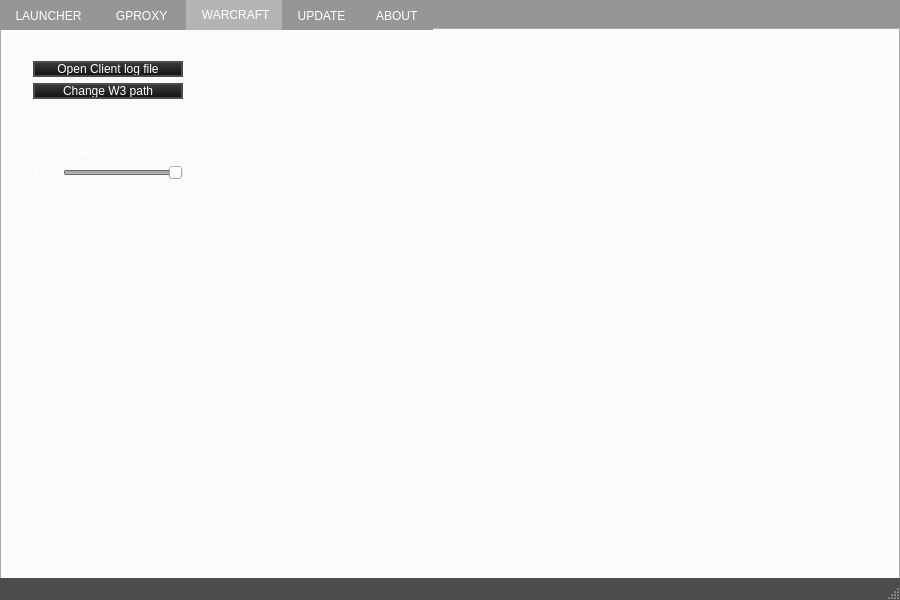
Before: the Qt Designer form xpam/mainwindow.ui in cen1/xpam-client, drawn with Qt 5.
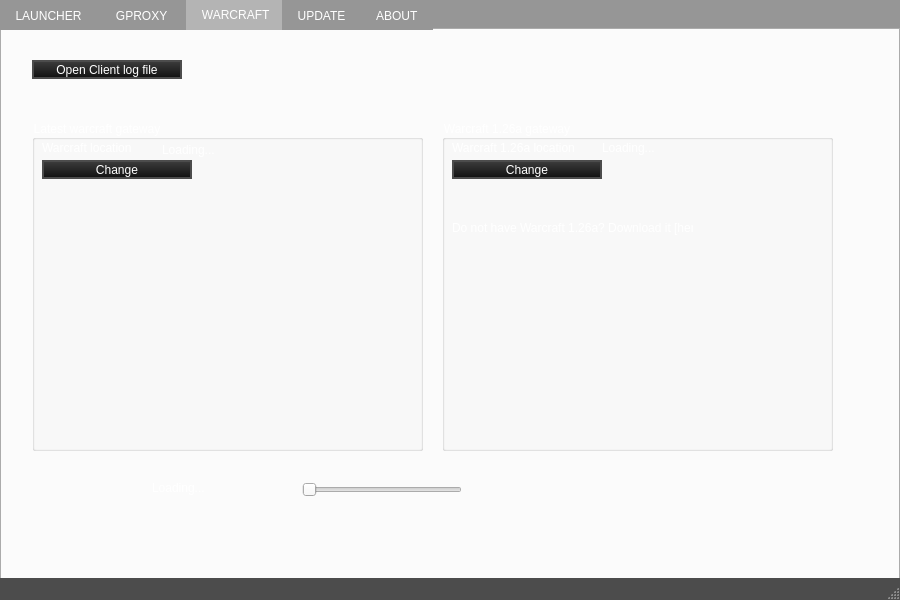
After: the same form once the commit is applied. The open tabs and pages were chosen to show the change. Icons and pictures are not drawn.

Commit message:
basic dual versions support;
a lot of refactoring to do; a lot of junk code to remove; needs for UI improvements; This is completely basic edit

Patch:
```diff
--- a/xpam/mainwindow.ui
+++ b/xpam/mainwindow.ui
@@ -666,18 +666,15 @@
          <attribute name="title">
           <string> WARCRAFT</string>
          </attribute>
-         <widget class="QWidget" name="layoutWidget">
-          <property name="geometry">
-           <rect>
-            <x>20</x>
-            <y>20</y>
-            <width>871</width>
-            <height>141</height>
-           </rect>
-          </property>
-          <layout class="QVBoxLayout" name="verticalLayout_4">
-           <item>
             <widget class="QPushButton" name="pushButtonClientLog">
+          <property name="geometry">
+           <rect>
+            <x>30</x>
+            <y>30</y>
+            <width>150</width>
+            <height>19</height>
+           </rect>
+          </property>
              <property name="maximumSize">
               <size>
                <width>150</width>
@@ -688,9 +685,56 @@
               <string>Open Client log file</string>
              </property>
             </widget>
-           </item>
-           <item>
-            <widget class="QPushButton" name="pushButton_w3path">
+         <widget class="QGroupBox" name="war_latest_groupbox">
+          <property name="geometry">
+           <rect>
+            <x>30</x>
+            <y>90</y>
+            <width>391</width>
+            <height>331</height>
+           </rect>
+          </property>
+          <property name="title">
+           <string>Latest warcraft gateway</string>
+          </property>
+          <widget class="QLabel" name="war_latest_label_2">
+           <property name="geometry">
+            <rect>
+             <x>10</x>
+             <y>20</y>
+             <width>131</width>
+             <height>16</height>
+            </rect>
+           </property>
+           <property name="text">
+            <string>Warcraft location</string>
+           </property>
+           <property name="textFormat">
+            <enum>Qt::AutoText</enum>
+           </property>
+          </widget>
+          <widget class="QLabel" name="label_WarLatestPath">
+           <property name="geometry">
+            <rect>
+             <x>130</x>
+             <y>20</y>
+             <width>251</width>
+             <height>20</height>
+            </rect>
+           </property>
+           <property name="text">
+            <string>Loading...</string>
+           </property>
+          </widget>
+          <widget class="QPushButton" name="pushButton_warLatestPath">
+           <property name="geometry">
+            <rect>
+             <x>10</x>
+             <y>40</y>
+             <width>150</width>
+             <height>19</height>
+            </rect>
+           </property>
              <property name="sizePolicy">
               <sizepolicy hsizetype="Minimum" vsizetype="Fixed">
                <horstretch>0</horstretch>
@@ -704,103 +748,121 @@
               </size>
              </property>
              <property name="text">
-              <string>Change W3 path</string>
-             </property>
-            </widget>
-           </item>
-           <item>
-            <widget class="QLabel" name="labelW3Path">
-             <property name="text">
-              <string/>
-             </property>
-            </widget>
-           </item>
-           <item>
-            <widget class="QLabel" name="labelW3Version">
+            <string>Change</string>
+           </property>
+          </widget>
+         </widget>
+         <widget class="QGroupBox" name="war_latest_groupbox_2">
+          <property name="geometry">
+           <rect>
+            <x>440</x>
+            <y>90</y>
+            <width>391</width>
+            <height>331</height>
+           </rect>
+          </property>
+          <property name="title">
+           <string>Warcraft 1.26a gateway</string>
+          </property>
+          <widget class="QLabel" name="label_War126Path">
+           <property name="geometry">
+            <rect>
+             <x>160</x>
+             <y>20</y>
+             <width>151</width>
+             <height>16</height>
+            </rect>
+           </property>
              <property name="text">
-              <string/>
-             </property>
-            </widget>
-           </item>
-           <item>
-            <widget class="QLabel" name="labelChangeVersion">
+            <string>Loading...</string>
+           </property>
+          </widget>
+          <widget class="QLabel" name="label">
+           <property name="geometry">
+            <rect>
+             <x>10</x>
+             <y>20</y>
+             <width>131</width>
+             <height>16</height>
+            </rect>
+           </property>
              <property name="text">
-              <string>Change W3 version:</string>
-             </property>
-            </widget>
-           </item>
-           <item>
-            <layout class="QHBoxLayout" name="horizontalLayout_2">
-             <item>
-              <widget class="QLabel" name="label126">
+            <string>Warcraft 1.26a location</string>
+           </property>
+           <property name="textFormat">
+            <enum>Qt::AutoText</enum>
+           </property>
+          </widget>
+          <widget class="QPushButton" name="pushButton_war126Path">
+           <property name="geometry">
+            <rect>
+             <x>10</x>
+             <y>40</y>
+             <width>150</width>
+             <height>19</height>
+            </rect>
+           </property>
+           <property name="sizePolicy">
+            <sizepolicy hsizetype="Minimum" vsizetype="Fixed">
+             <horstretch>0</horstretch>
+             <verstretch>0</verstretch>
+            </sizepolicy>
+           </property>
                <property name="maximumSize">
                 <size>
-                 <width>30</width>
+             <width>150</width>
                  <height>16777215</height>
                 </size>
                </property>
                <property name="text">
-                <string>1.26</string>
-               </property>
-              </widget>
-             </item>
-             <item>
-              <widget class="QSlider" name="horizontalSliderW3Version">
-               <property name="enabled">
-                <bool>false</bool>
-               </property>
-               <property name="minimumSize">
-                <size>
-                 <width>120</width>
-                 <height>0</height>
-                </size>
-               </property>
-               <property name="maximumSize">
-                <size>
-                 <width>120</width>
-                 <height>16777215</height>
-                </size>
+            <string>Change</string>
+           </property>
+          </widget>
+          <widget class="QLabel" name="label_2">
+           <property name="geometry">
+            <rect>
+             <x>10</x>
+             <y>100</y>
+             <width>241</width>
+             <height>16</height>
+            </rect>
+           </property>
+           <property name="text">
+            <string>Do not have Warcraft 1.26a? Download it [here]</string>
+           </property>
+          </widget>
+         </widget>
+         <widget class="QSlider" name="horizontalSlider_ActiveMode">
+          <property name="geometry">
+           <rect>
+            <x>300</x>
+            <y>450</y>
+            <width>160</width>
+            <height>19</height>
+           </rect>
+          </property>
+          <property name="minimum">
+           <number>0</number>
                </property>
                <property name="maximum">
                 <number>1</number>
                </property>
-               <property name="value">
-                <number>1</number>
-               </property>
                <property name="orientation">
                 <enum>Qt::Horizontal</enum>
                </property>
               </widget>
-             </item>
-             <item>
-              <widget class="QLabel" name="labelLatest">
-               <property name="maximumSize">
-                <size>
-                 <width>35</width>
-                 <height>16777215</height>
-                </size>
+         <widget class="QLabel" name="label_ActiveMode">
+          <property name="geometry">
+           <rect>
+            <x>150</x>
+            <y>450</y>
+            <width>141</width>
+            <height>16</height>
+           </rect>
                </property>
                <property name="text">
-                <string>1.28.5</string>
-               </property>
-              </widget>
-             </item>
-             <item>
-              <spacer name="horizontalSpacer">
-               <property name="orientation">
-                <enum>Qt::Horizontal</enum>
-               </property>
-               <property name="sizeHint" stdset="0">
-                <size>
-                 <width>40</width>
-                 <height>20</height>
-                </size>
-               </property>
-              </spacer>
-             </item>
-            </layout>
-           </item>
-          </layout>
+           <string>Loading...</string>
+          </property>
          </widget>
         </widget>
         <widget class="QWidget" name="tabUpdate">
```
Left out of the diff: 3 changed lines with no effect on the pictures. Lines whose indentation alone changed are shown as unchanged. The commit also changes 6 other files.
